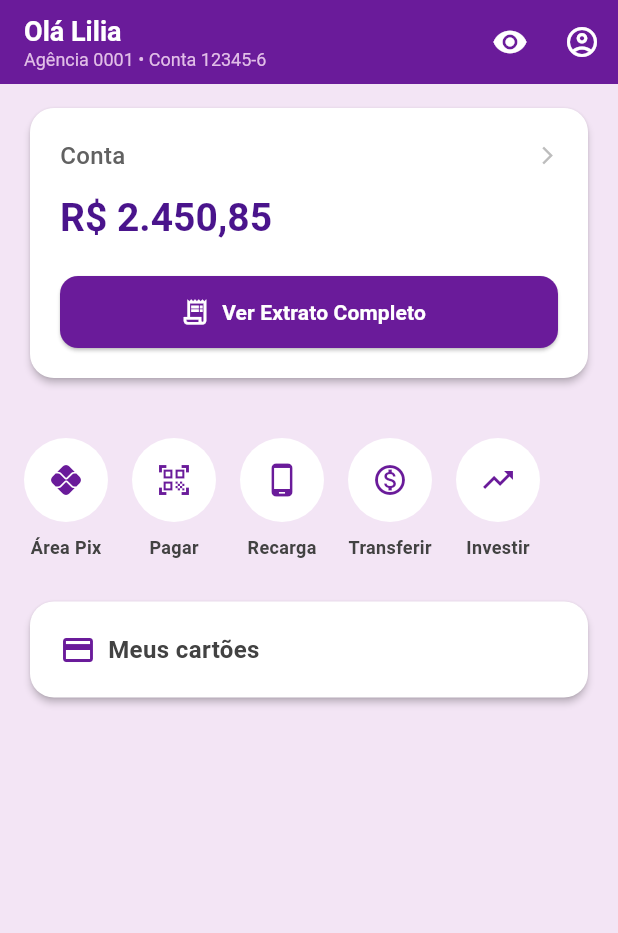
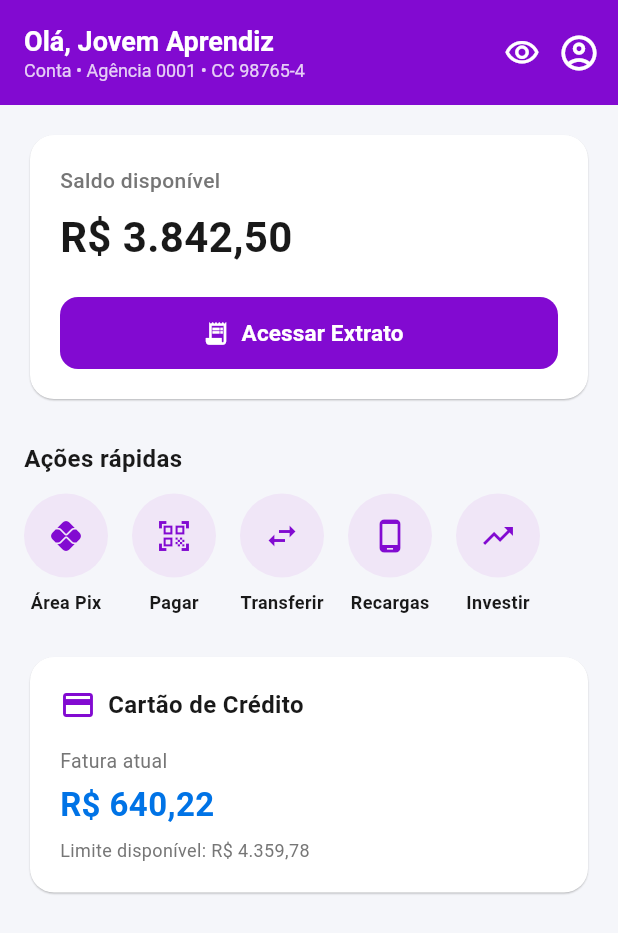
Before and after one commit to ribeirooxz-pixel/banco_digital, a Flutter app: the screen it shows after launch, on a phone screen of 412 x 824 dp. Shown: the top 933 px of the screen. Run offline on Flutter 3.47's test engine with Material 3 defaults, Android fonts, the phone set to English and light mode, and no system bars.

Commit message:
atualização do tema e correção de erro

```diff
--- a/lib/main.dart
+++ b/lib/main.dart
@@ -2,9 +2,24 @@ import 'package:flutter/material.dart';
 import 'screens/home_screen.dart';
 
 void main() {
-  runApp(const MaterialApp(
-    debugShowCheckedModeBanner: false,
-    title: 'Banco Digital',
-    home: HomeScreen(),
-  ));
+  runApp(const MyApp());
 }
+
+class MyApp extends StatelessWidget {
+  const MyApp({super.key});
+
+  @override
+  Widget build(BuildContext context) {
+    return MaterialApp(
+      debugShowCheckedModeBanner: false,
+      title: 'Banco Digital',
+      theme: ThemeData(
+        scaffoldBackgroundColor: const Color(0xFFF5F6FA), // Fundo acinzentado premium
+        primaryColor: const Color(0xFF820AD1), // Roxo principal
+        colorScheme: ColorScheme.fromSeed(seedColor: const Color(0xFF820AD1)),
+        useMaterial3: true,
+      ),
+      home: const HomeScreen(),
+    );
+  }
+}
--- a/lib/screens/home_screen.dart
+++ b/lib/screens/home_screen.dart
@@ -9,142 +9,151 @@ class HomeScreen extends StatefulWidget {
 }
 
 class _HomeScreenState extends State<HomeScreen> {
+  // Paleta de Cores de Alta Fidelidade Visual
+  static const Color corPrimaria = Color(0xFF820AD1);
+  static const Color corTextoEscuro = Color(0xFF191919);
+  static const Color corTextoCinza = Color(0xFF767676);
 
-  static const Color corPrimaria   = Color(0xFF6A1B9A); // Roxo escuro institucional
-  static const Color corSecundaria = Color(0xFFE1BEE7); // Roxo claro para detalhes
-  static const Color corFundo      = Color(0xFFF3E5F5); // Fundo lilás bem suave
-  static const Color corTexto      = Color(0xFF4A148C); // Roxo muito escuro para leitura
-
-  // visibilidade do saldo
+  // Estado para controle de visibilidade do saldo (métrica de usabilidade)
   bool _saldoVisivel = true;
 
   @override
   Widget build(BuildContext context) {
     return Scaffold(
-      backgroundColor: corFundo,
-
       appBar: AppBar(
         backgroundColor: corPrimaria,
-        foregroundColor: Colors.white,
         elevation: 0,
-        title: const Column(
+        toolbarHeight: 70,
+        title: Column(
           crossAxisAlignment: CrossAxisAlignment.start,
           children: [
-            Text('Olá Lilia', style: TextStyle(fontWeight: FontWeight.bold, fontSize: 18)),
-            Text('Agência 0001 • Conta 12345-6', style: TextStyle(fontSize: 12, color: corSecundaria)),
+            const Text(
+              'Olá, Jovem Aprendiz',
+              style: TextStyle(color: Colors.white, fontWeight: FontWeight.bold, fontSize: 18),
+            ),
+            Text(
+              'Conta • Agência 0001 • CC 98765-4',
+              style: TextStyle(color: Colors.white.withOpacity(0.8), fontSize: 12),
+            ),
           ],
         ),
         actions: [
           IconButton(
-            icon: Icon(_saldoVisivel ? Icons.visibility : Icons.visibility_off),
+            icon: Icon(_saldoVisivel ? Icons.visibility_outlined : Icons.visibility_off_outlined),
+            color: Colors.white,
             onPressed: () {
               setState(() {
                 _saldoVisivel = !_saldoVisivel;
               });
             },
           ),
-          IconButton(
-            icon: const Icon(Icons.account_circle_outlined),
-            onPressed: () {},
+          const Padding(
+            padding: EdgeInsets.only(right: 12.0),
+            child: Icon(Icons.account_circle_outlined, color: Colors.white, size: 28),
           ),
         ],
       ),
 
+      // Métrica de Layout: Área de Rolagem Vertical Global
       body: SingleChildScrollView(
-        physics: const AlwaysScrollableScrollPhysics(),
+        physics: const BouncingScrollPhysics(),
         child: Padding(
-          padding: const EdgeInsets.symmetric(horizontal: 16.0, vertical: 12),
+          padding: const EdgeInsets.all(16.0),
           child: Column(
             crossAxisAlignment: CrossAxisAlignment.start,
             children: [
-              // Área da Conta e Saldo
+              // CARD 1: SALDO DA CONTA
               Card(
                 color: Colors.white,
-                elevation: 2,
+                elevation: 0.5,
                 shape: RoundedRectangleBorder(borderRadius: BorderRadius.circular(16)),
                 child: Padding(
                   padding: const EdgeInsets.all(20.0),
                   child: Column(
                     crossAxisAlignment: CrossAxisAlignment.start,
                     children: [
-                      Row(
-                        mainAxisAlignment: MainAxisAlignment.spaceBetween,
-                        children: [
-                          Text('Conta', style: TextStyle(fontSize: 16, color: Colors.grey[700], fontWeight: FontWeight.w500)),
-                          Icon(Icons.arrow_forward_ios, size: 14, color: Colors.grey[400]),
-                        ],
+                      const Text(
+                        'Saldo disponível',
+                        style: TextStyle(color: corTextoCinza, fontSize: 14, fontWeight: FontWeight.w500),
                       ),
-                      const SizedBox(height: 12),
+                      const SizedBox(height: 8),
                       Text(
-                        _saldoVisivel ? 'R\$ 2.450,85' : '••••',
-                        style: TextStyle(
-                          fontSize: 26,
-                          fontWeight: FontWeight.bold,
-                          color: corTexto,
-                          letterSpacing: _saldoVisivel ? 0 : 4,
-                        ),
+                        _saldoVisivel ? 'R\$ 3.842,50' : '••••',
+                        style: const TextStyle(color: corTextoEscuro, fontSize: 28, fontWeight: FontWeight.bold),
                       ),
                       const SizedBox(height: 20),
 
-                      // Botão para ir ao Extrato
+                      // Métrica de Navegação: Navigator.push
                       ElevatedButton.icon(
                         style: ElevatedButton.styleFrom(
                           backgroundColor: corPrimaria,
                           foregroundColor: Colors.white,
                           minimumSize: const Size.fromHeight(48),
                           shape: RoundedRectangleBorder(borderRadius: BorderRadius.circular(12)),
+                          elevation: 0,
                         ),
                         onPressed: () {
-                          // Chamada obrigatória do Navigator.push para empilhar a tela
                           Navigator.push(
                             context,
                             MaterialPageRoute(builder: (context) => const ExtratoScreen()),
                           );
                         },
-                        icon: const Icon(Icons.receipt_long_outlined, size: 20),
-                        label: const Text('Ver Extrato Completo', style: TextStyle(fontWeight: FontWeight.bold)),
+                        icon: const Icon(Icons.receipt_long, size: 18),
+                        label: const Text('Acessar Extrato', style: TextStyle(fontWeight: FontWeight.bold, fontSize: 15)),
                       ),
                     ],
                   ),
                 ),
               ),
-
               const SizedBox(height: 24),
 
-              // SEÇÃO: Ações Rápidas
+              // SEÇÃO: ROLAGEM HORIZONTAL (Ações Rápidas)
+              const Text(
+                'Ações rápidas',
+                style: TextStyle(color: corTextoEscuro, fontSize: 16, fontWeight: FontWeight.bold),
+              ),
               const SizedBox(height: 12),
               SingleChildScrollView(
                 scrollDirection: Axis.horizontal,
+                physics: const BouncingScrollPhysics(),
                 child: Row(
                   children: [
-                    _buildBotaoAcao(Icons.pix, 'Área Pix'),
-                    _buildBotaoAcao(Icons.qr_code_scanner, 'Pagar'),
-                    _buildBotaoAcao(Icons.phone_android, 'Recarga'),
-                    _buildBotaoAcao(Icons.monetization_on_outlined, 'Transferir'),
-                    _buildBotaoAcao(Icons.trending_up, 'Investir'),
+                    _buildBotaoAcao(Icons.pix_outlined, 'Área Pix'),
+                    _buildBotaoAcao(Icons.qr_code_scanner_outlined, 'Pagar'),
+                    _buildBotaoAcao(Icons.swap_horiz_outlined, 'Transferir'),
+                    _buildBotaoAcao(Icons.phone_android_outlined, 'Recargas'),
+                    _buildBotaoAcao(Icons.trending_up_outlined, 'Investir'),
                   ],
                 ),
               ),
-
               const SizedBox(height: 24),
 
-              // CARD SECUNDÁRIO: Cartão de Crédito
+              // CARD 2: DETALHES DO CARTÃO DE CRÉDITO (Novo detalhe de fidelidade visual)
               Card(
                 color: Colors.white,
-                elevation: 2,
+                elevation: 0.5,
                 shape: RoundedRectangleBorder(borderRadius: BorderRadius.circular(16)),
                 child: Padding(
                   padding: const EdgeInsets.all(20.0),
                   child: Column(
                     crossAxisAlignment: CrossAxisAlignment.start,
                     children: [
-                      Row(
+                      const Row(
                         children: [
                           Icon(Icons.credit_card, color: corPrimaria),
-                          const SizedBox(width: 8),
-                          Text('Meus cartões', style: TextStyle(fontSize: 16, fontWeight: FontWeight.bold, color: Colors.grey[800])),
+                          SizedBox(width: 8),
+                          Text('Cartão de Crédito', style: TextStyle(color: corTextoEscuro, fontSize: 16, fontWeight: FontWeight.bold)),
                         ],
                       ),
+                      const SizedBox(height: 16),
+                      const Text('Fatura atual', style: TextStyle(color: corTextoCinza, fontSize: 13)),
+                      const SizedBox(height: 4),
+                      Text(
+                        _saldoVisivel ? 'R\$ 640,22' : '••••',
+                        style: const TextStyle(color: Color(0xFF0073E6), fontSize: 22, fontWeight: FontWeight.bold),
+                      ),
+                      const SizedBox(height: 6),
+                      const Text('Limite disponível: R\$ 4.359,78', style: TextStyle(color: corTextoCinza, fontSize: 12)),
                     ],
                   ),
                 ),
@@ -156,7 +165,7 @@ class _HomeScreenState extends State<HomeScreen> {
     );
   }
 
-  // Widget auxiliar para estruturar os botões redondos de ação rápida
+  // Widget utilitário para modularizar os botões da Home
   Widget _buildBotaoAcao(IconData icone, String rotulo) {
     return Padding(
       padding: const EdgeInsets.only(right: 16.0),
@@ -164,12 +173,12 @@ class _HomeScreenState extends State<HomeScreen> {
         children: [
           CircleAvatar(
             radius: 28,
-            backgroundColor: Colors.white,
+            backgroundColor: const Color(0xFFF0E6F7),
             foregroundColor: corPrimaria,
             child: Icon(icone, size: 24),
           ),
           const SizedBox(height: 8),
-          Text(rotulo, style: TextStyle(fontSize: 12, fontWeight: FontWeight.bold, color: Colors.grey[800])),
+          Text(rotulo, style: const TextStyle(color: corTextoEscuro, fontSize: 12, fontWeight: FontWeight.w600)),
         ],
       ),
     );
--- a/pubspec.yaml
+++ b/pubspec.yaml
@@ -19,7 +19,7 @@ publish_to: 'none' # Remove this line if you wish to publish to pub.dev
 version: 1.0.0+1
 
 environment:
-  sdk: ^3.12.2
+  sdk: '>=3.11.4 <4.0.0'
 
 # Dependencies specify other packages that your package needs in order to work.
 # To automatically upgrade your package dependencies to the latest versions
```
Also changed, not shown: lib/screens/extrato_screen.dart (+40 -36 lines), pubspec.lock, 1 other file.
